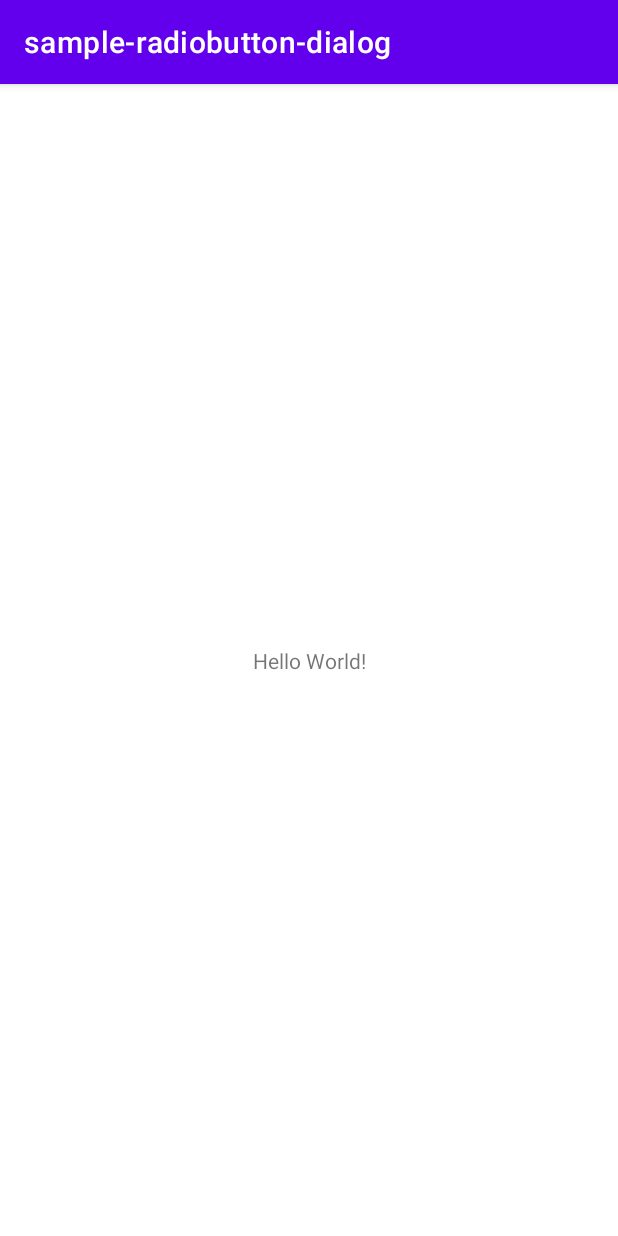
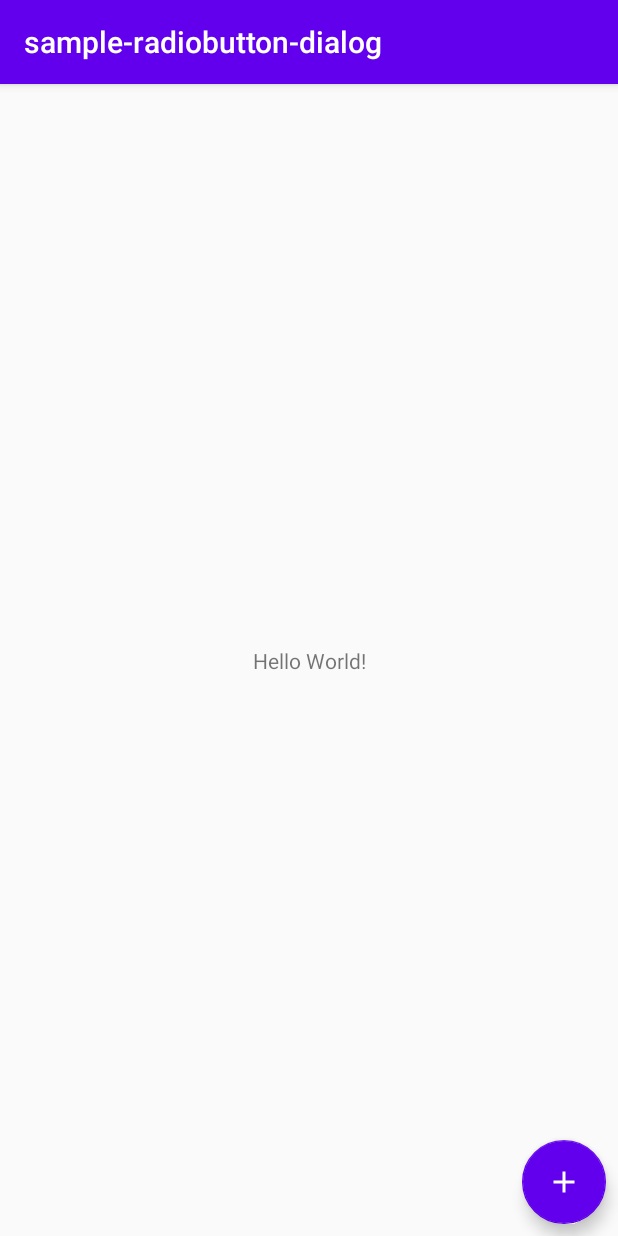
Before and after one commit to kazaman97/sample-radiobutton-dialog, an Android app: the screen it shows after launch (MainActivity), on a phone screen of 412 x 824 dp. Run offline under Robolectric (Android 15) with nearby library versions, the phone set to English and light mode, and no system bars; our stand-ins replace data binding.

Commit message:
update layout files

```diff
--- a/app/build.gradle
+++ b/app/build.gradle
@@ -43,4 +43,6 @@ dependencies {
     testImplementation 'junit:junit:4.+'
     androidTestImplementation 'androidx.test.ext:junit:1.1.2'
     androidTestImplementation 'androidx.test.espresso:espresso-core:3.3.0'
+    // Material
+    implementation 'com.google.android.material:material:1.3.0-alpha03'
 }
--- /dev/null
+++ b/app/src/main/res/drawable/ic_add_white_24.xml
@@ -0,0 +1,5 @@
+<vector android:height="24dp" android:tint="#FFFFFF"
+    android:viewportHeight="24" android:viewportWidth="24"
+    android:width="24dp" xmlns:android="http://schemas.android.com/apk/res/android">
+    <path android:fillColor="@android:color/white" android:pathData="M19,13h-6v6h-2v-6H5v-2h6V5h2v6h6v2z"/>
+</vector>
--- a/app/src/main/res/layout/activity_main.xml
+++ b/app/src/main/res/layout/activity_main.xml
@@ -1,7 +1,7 @@
 <?xml version="1.0" encoding="utf-8"?>
-<layout>
+<layout xmlns:android="http://schemas.android.com/apk/res/android">
 
-    <androidx.constraintlayout.widget.ConstraintLayout xmlns:android="http://schemas.android.com/apk/res/android"
+    <androidx.constraintlayout.widget.ConstraintLayout
         xmlns:app="http://schemas.android.com/apk/res-auto"
         xmlns:tools="http://schemas.android.com/tools"
         android:layout_width="match_parent"
@@ -16,5 +16,16 @@
             app:layout_constraintLeft_toLeftOf="parent"
             app:layout_constraintRight_toRightOf="parent"
             app:layout_constraintTop_toTopOf="parent" />
+
+        <com.google.android.material.floatingactionbutton.FloatingActionButton
+            android:id="@+id/add_fab"
+            android:layout_width="wrap_content"
+            android:layout_height="wrap_content"
+            android:layout_marginEnd="8dp"
+            android:layout_marginBottom="8dp"
+            android:src="@drawable/ic_add_white_24"
+            app:backgroundTint="@color/design_default_color_primary"
+            app:layout_constraintBottom_toBottomOf="parent"
+            app:layout_constraintEnd_toEndOf="parent" />
     </androidx.constraintlayout.widget.ConstraintLayout>
 </layout>
--- a/app/src/main/res/values-night/themes.xml
+++ b/app/src/main/res/values-night/themes.xml
@@ -1,6 +1,6 @@
 <resources xmlns:tools="http://schemas.android.com/tools">
     <!-- Base application theme. -->
-    <style name="Theme.Sampleradiobuttondialog" parent="Theme.MaterialComponents.DayNight.DarkActionBar">
+    <style name="Theme.Sampleradiobuttondialog" parent="Theme.AppCompat.DayNight.DarkActionBar">
         <!-- Primary brand color. -->
         <item name="colorPrimary">@color/purple_200</item>
         <item name="colorPrimaryVariant">@color/purple_700</item>
@@ -10,7 +10,7 @@
         <item name="colorSecondaryVariant">@color/teal_200</item>
         <item name="colorOnSecondary">@color/black</item>
         <!-- Status bar color. -->
-        <item name="android:statusBarColor" tools:targetApi="l">?attr/colorOnPrimary</item>
+        <item name="android:statusBarColor" tools:targetApi="l">?attr/colorPrimaryVariant</item>
         <!-- Customize your theme here. -->
     </style>
 </resources>
--- a/app/src/main/res/values/themes.xml
+++ b/app/src/main/res/values/themes.xml
@@ -1,6 +1,6 @@
 <resources xmlns:tools="http://schemas.android.com/tools">
     <!-- Base application theme. -->
-    <style name="Theme.Sampleradiobuttondialog" parent="Theme.MaterialComponents.DayNight.DarkActionBar">
+    <style name="Theme.Sampleradiobuttondialog" parent="Theme.AppCompat.Light.DarkActionBar">
         <!-- Primary brand color. -->
         <item name="colorPrimary">@color/purple_500</item>
         <item name="colorPrimaryVariant">@color/purple_700</item>
```
